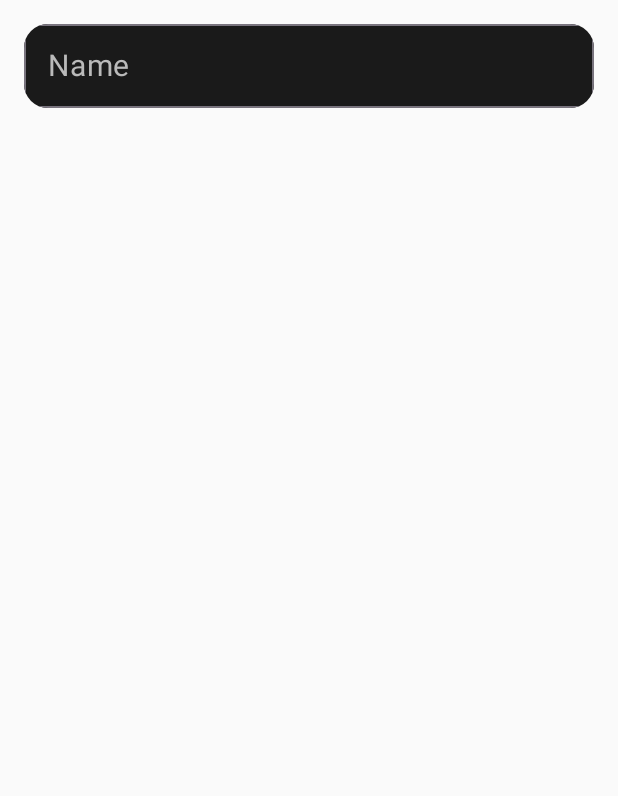
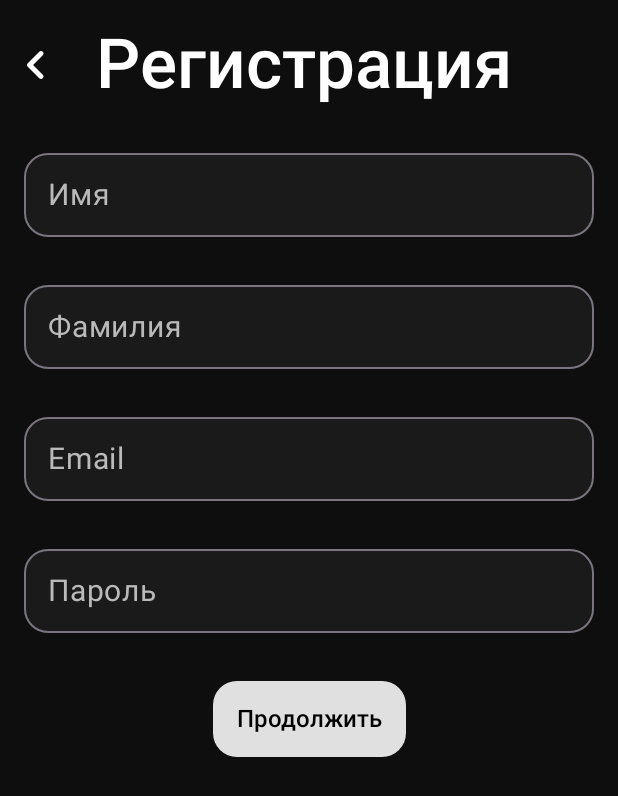
Before and after one commit to sanai1/prod-mobile-2025, an Android app built with Jetpack Compose: the screen it shows after launch (MainActivity), on a phone screen of 412 x 824 dp. Shown: the top 796 px of the screen. Run offline under Robolectric (Android 15) with nearby library versions, the phone set to English and light mode, and no system bars; our stand-ins replace Dagger/Hilt's generated code.

Commit message:
add client registration

```diff
--- a/app/build.gradle.kts
+++ b/app/build.gradle.kts
@@ -65,7 +65,7 @@ dependencies {
     // Hilt
     implementation(libs.hilt.android)
     ksp(libs.hilt.compiler)
-    implementation("androidx.hilt:hilt-navigation-compose:1.2.0")
+    implementation(libs.androidx.hilt.navigation.compose)
 
     // Retrofit
     implementation(libs.retrofit)
--- a/app/src/main/java/com/kotleters/mobile/app/MainActivity.kt
+++ b/app/src/main/java/com/kotleters/mobile/app/MainActivity.kt
@@ -18,7 +18,9 @@ class MainActivity : ComponentActivity() {
             navigationBarStyle = SystemBarStyle.dark(0)
         )
         setContent {
-            ClientRegisterScreen()
+            ClientRegisterScreen(
+                back = { }
+            )
         }
     }
 }
--- a/app/src/main/java/com/kotleters/mobile/common/ui/components/DefaultTextField.kt
+++ b/app/src/main/java/com/kotleters/mobile/common/ui/components/DefaultTextField.kt
@@ -3,6 +3,7 @@ package com.kotleters.mobile.common.ui.components
 import androidx.compose.foundation.layout.fillMaxWidth
 import androidx.compose.foundation.layout.padding
 import androidx.compose.foundation.shape.RoundedCornerShape
+import androidx.compose.foundation.text.KeyboardOptions
 import androidx.compose.material3.ExperimentalMaterial3Api
 import androidx.compose.material3.OutlinedTextField
 import androidx.compose.material3.Text
@@ -12,6 +13,8 @@ import androidx.compose.ui.Modifier
 import androidx.compose.ui.draw.clip
 import androidx.compose.ui.graphics.Color
 import androidx.compose.ui.input.key.Key.Companion.Ro
+import androidx.compose.ui.text.TextStyle
+import androidx.compose.ui.text.input.KeyboardCapitalization
 import androidx.compose.ui.unit.dp
 import androidx.compose.ui.unit.sp
 import com.kotleters.mobile.common.ui.theme.secondaryGray
@@ -21,6 +24,7 @@ import com.kotleters.mobile.common.ui.theme.secondaryGray
 fun DefaultTextField(
     placeholder: String,
     text: String,
+    isError: Boolean,
     onChange: (String) -> Unit
 ) {
 
@@ -29,13 +33,20 @@ fun DefaultTextField(
         onValueChange = { onChange(it) },
         modifier = Modifier
             .fillMaxWidth()
-            .padding(16.dp)
-            .clip(RoundedCornerShape(16.dp)),
+            .padding(16.dp),
         colors = TextFieldDefaults.outlinedTextFieldColors(
             containerColor = secondaryGray,
+            cursorColor = Color.White,
+            focusedBorderColor = Color.White
         ),
         placeholder = {
             Text(placeholder, color = Color(0xFFBABABA), fontSize = 20.sp)
-        }
+        },
+        shape = RoundedCornerShape(16.dp),
+        textStyle = TextStyle(
+            color = Color.White, fontSize = 20.sp
+        ),
+        keyboardOptions = KeyboardOptions(capitalization = KeyboardCapitalization.Sentences),
+        isError = isError
     )
 }
--- /dev/null
+++ b/app/src/main/java/com/kotleters/mobile/common/ui/components/WhiteButton.kt
@@ -0,0 +1,48 @@
+package com.kotleters.mobile.common.ui.components
+
+import androidx.compose.foundation.background
+import androidx.compose.foundation.layout.Arrangement
+import androidx.compose.foundation.layout.Box
+import androidx.compose.foundation.layout.Row
+import androidx.compose.foundation.layout.fillMaxWidth
+import androidx.compose.foundation.layout.padding
+import androidx.compose.foundation.shape.RoundedCornerShape
+import androidx.compose.material3.Button
+import androidx.compose.material3.Text
+import androidx.compose.runtime.Composable
+import androidx.compose.ui.Alignment
+import androidx.compose.ui.Modifier
+import androidx.compose.ui.draw.clip
+import androidx.compose.ui.graphics.Color
+import androidx.compose.ui.text.font.FontWeight
+import androidx.compose.ui.unit.dp
+import androidx.compose.ui.unit.sp
+import com.kotleters.mobile.common.ui.extensions.noRippleClickable
+
+@Composable
+fun WhiteButton(
+    text: String,
+    onClick: () -> Unit
+) {
+
+    Row (
+        modifier = Modifier
+            .padding(16.dp).fillMaxWidth(),
+        horizontalArrangement = Arrangement.Center
+    ){
+        Box(
+            modifier = Modifier
+                .clip(RoundedCornerShape(16.dp))
+                .background(Color(0xFFE0E0E0))
+                .noRippleClickable {
+                    onClick()
+                }
+                .padding(16.dp),
+            contentAlignment = Alignment.Center
+        ){
+
+            Text(text, fontSize = 16.sp, color = Color.Black, fontWeight = FontWeight.Medium)
+        }
+    }
+
+}
--- /dev/null
+++ b/app/src/main/java/com/kotleters/mobile/common/ui/extensions/Modifiers.kt
@@ -0,0 +1,15 @@
+package com.kotleters.mobile.common.ui.extensions
+
+import androidx.compose.foundation.clickable
+import androidx.compose.foundation.interaction.MutableInteractionSource
+import androidx.compose.runtime.remember
+import androidx.compose.ui.Modifier
+import androidx.compose.ui.composed
+
+fun Modifier.noRippleClickable(onClick: () -> Unit): Modifier = composed {
+    this.clickable(
+        indication = null,
+        interactionSource = remember { MutableInteractionSource() }) {
+        onClick()
+    }
+}
--- a/app/src/main/java/com/kotleters/mobile/feature/auth/presentation/onboard/AuthOnBoardScreen.kt
+++ b/app/src/main/java/com/kotleters/mobile/feature/auth/presentation/onboard/AuthOnBoardScreen.kt
@@ -33,10 +33,10 @@ import com.kotleters.mobile.R
 import com.kotleters.mobile.common.ui.theme.backgroundColor
 
 @Composable
-fun AuthOnBoardScreen(modifier: Modifier = Modifier) {
+fun AuthOnBoardScreen() {
 
     Box(
-        modifier = modifier
+        modifier = Modifier
             .fillMaxSize()
             .background(backgroundColor)
             .systemBarsPadding()
--- a/app/src/main/java/com/kotleters/mobile/feature/auth/presentation/register/RegisterViewModel.kt
+++ b/app/src/main/java/com/kotleters/mobile/feature/auth/presentation/register/RegisterViewModel.kt
@@ -3,10 +3,13 @@ package com.kotleters.mobile.feature.auth.presentation.register
 import androidx.compose.runtime.mutableStateOf
 import androidx.lifecycle.ViewModel
 import androidx.lifecycle.viewModelScope
+import com.kotleters.mobile.R
+import com.kotleters.mobile.common.ResponseTemplate
 import com.kotleters.mobile.feature.auth.domain.UserAuth
 import com.kotleters.mobile.feature.auth.domain.UserAuthRepository
 import com.kotleters.mobile.feature.auth.presentation.register.states.RegisterScreenState
 import dagger.hilt.android.lifecycle.HiltViewModel
+import kotlinx.coroutines.Dispatchers
 import kotlinx.coroutines.flow.MutableStateFlow
 import kotlinx.coroutines.flow.asStateFlow
 import kotlinx.coroutines.flow.update
@@ -22,24 +25,58 @@ class RegisterViewModel @Inject constructor(
     private val _state = MutableStateFlow<RegisterScreenState>(RegisterScreenState.Loading)
     val state = _state.asStateFlow()
 
-    private var userName = mutableStateOf("")
-    private var userSecondName = mutableStateOf("")
-    private var userEmail = mutableStateOf("")
-    private var userPassword = mutableStateOf("")
+    var userName = mutableStateOf("")
+    var userSecondName = mutableStateOf("")
+    var userEmail = mutableStateOf("")
+    var userPassword = mutableStateOf("")
 
-    private var companyName = mutableStateOf("")
-    private var companyEmail = mutableStateOf("")
-    private var companyPassword = mutableStateOf("")
+    var companyName = mutableStateOf("")
+    var companyEmail = mutableStateOf("")
+    var companyPassword = mutableStateOf("")
+
+    var isError = mutableStateOf(false)
 
     private var isClient = mutableStateOf(false)
 
+    fun changeUserSecondName(name: String){
+        userSecondName.value = name
+        updateState(isClient.value)
+    }
+
+    fun changeUserPassword(name: String){
+        userPassword.value = name
+        updateState(isClient.value)
+    }
+
+    fun changeUserEmail(name: String){
+        userEmail.value = name
+        updateState(isClient.value)
+    }
+
     fun changeUserName(name: String){
         userName.value = name
+        updateState(isClient.value)
     }
 
     fun setupRegister(isCL: Boolean) {
         isClient.value = isCL
         updateState(isClient.value)
+    }
+
+    fun onRegister(){
+        viewModelScope.launch(Dispatchers.IO) {
+            val result = authRepository.register((_state.value as RegisterScreenState.Content).userAuth)
+            when(result){
+                is ResponseTemplate.Error -> {
+                    _state.update {
+                        RegisterScreenState.Error
+                    }
+                }
+                is ResponseTemplate.Success -> {
+
+                }
+            }
+        }
     }
 
     private fun updateState(isClient: Boolean) {
--- a/app/src/main/java/com/kotleters/mobile/feature/auth/presentation/register/client/ClientRegisterScreen.kt
+++ b/app/src/main/java/com/kotleters/mobile/feature/auth/presentation/register/client/ClientRegisterScreen.kt
@@ -1,25 +1,122 @@
 package com.kotleters.mobile.feature.auth.presentation.register.client
 
+import androidx.compose.foundation.background
+import androidx.compose.foundation.layout.Box
+import androidx.compose.foundation.layout.Column
+import androidx.compose.foundation.layout.Row
+import androidx.compose.foundation.layout.Spacer
+import androidx.compose.foundation.layout.fillMaxSize
+import androidx.compose.foundation.layout.padding
+import androidx.compose.foundation.layout.size
+import androidx.compose.foundation.layout.systemBarsPadding
+import androidx.compose.foundation.lazy.LazyColumn
+import androidx.compose.material.icons.Icons
+import androidx.compose.material.icons.automirrored.rounded.KeyboardArrowLeft
+import androidx.compose.material.icons.automirrored.rounded.KeyboardArrowRight
+import androidx.compose.material3.Icon
+import androidx.compose.material3.IconButton
+import androidx.compose.material3.Text
 import androidx.compose.runtime.Composable
 import androidx.compose.runtime.LaunchedEffect
 import androidx.compose.runtime.collectAsState
 import androidx.compose.runtime.getValue
+import androidx.compose.runtime.remember
 import androidx.compose.runtime.traceEventEnd
+import androidx.compose.ui.Alignment
 import androidx.compose.ui.Modifier
+import androidx.compose.ui.graphics.Color
+import androidx.compose.ui.text.font.FontWeight
+import androidx.compose.ui.unit.dp
+import androidx.compose.ui.unit.sp
 import androidx.hilt.navigation.compose.hiltViewModel
+import com.kotleters.mobile.R
 import com.kotleters.mobile.common.ui.components.DefaultTextField
+import com.kotleters.mobile.common.ui.components.WhiteButton
+import com.kotleters.mobile.common.ui.theme.backgroundColor
+import com.kotleters.mobile.feature.auth.domain.UserAuth
+import com.kotleters.mobile.feature.auth.presentation.onboard.AuthButton
 import com.kotleters.mobile.feature.auth.presentation.register.RegisterViewModel
+import com.kotleters.mobile.feature.auth.presentation.register.states.RegisterScreenState
 
 @Composable
 fun ClientRegisterScreen(
-    registerViewModel: RegisterViewModel = hiltViewModel()
+    back: () -> Unit,
+    viewModel: RegisterViewModel = hiltViewModel()
 ) {
 
-    val state by registerViewModel.state.collectAsState()
+    val state by viewModel.state.collectAsState()
 
     LaunchedEffect(Unit) {
-        registerViewModel.setupRegister(isCL = true)
+        viewModel.setupRegister(isCL = true)
     }
 
-    DefaultTextField("Name", "") { }
+
+    Box(
+        modifier = Modifier
+            .fillMaxSize()
+            .background(backgroundColor)
+            .systemBarsPadding(),
+    ){
+
+        LazyColumn{
+            item {
+                Row (
+                    verticalAlignment = Alignment.CenterVertically
+                ){
+                    IconButton(back) {
+                        Icon(Icons.AutoMirrored.Rounded.KeyboardArrowLeft, "",
+                            tint = Color.White,
+                            modifier = Modifier.size(70.dp))
+                    }
+                    Text("Регистрация", color = Color.White,
+                        fontSize = 46.sp, fontWeight = FontWeight.SemiBold,
+                        modifier = Modifier.padding(16.dp))
+                }
+                when(state){
+                    is RegisterScreenState.Content -> {
+                        when((state as RegisterScreenState.Content).userAuth){
+                            is UserAuth.Client -> {
+                                DefaultTextField(
+                                    "Имя", viewModel.userName.value,
+                                    isError = viewModel.isError.value
+                                ) {
+                                    viewModel.changeUserName(it)
+                                }
+                                DefaultTextField(
+                                    "Фамилия", viewModel.userName.value,
+                                    isError = viewModel.isError.value
+                                ) {
+                                    viewModel.changeUserSecondName(it)
+                                }
+                                DefaultTextField(
+                                    "Email", viewModel.userName.value,
+                                    isError = viewModel.isError.value
+                                ) {
+                                    viewModel.changeUserEmail(it)
+                                }
+                                DefaultTextField(
+                                    "Пароль", viewModel.userName.value,
+                                    isError = viewModel.isError.value
+                                ) {
+                                    viewModel.changeUserPassword(it)
+                                }
+                                WhiteButton("Продолжить") {
+                                    viewModel.onRegister()
+                                }
+                            }
+                            is UserAuth.Company -> {
+
+                            }
+                        }
+                    }
+                    RegisterScreenState.Error -> {
+                        Text("Error", color = Color.White)
+                    }
+                    RegisterScreenState.Loading -> {
+
+                    }
+                }
+            }
+        }
+    }
 }
--- a/gradle/libs.versions.toml
+++ b/gradle/libs.versions.toml
@@ -1,6 +1,7 @@
 [versions]
 agp = "8.8.2"
 hiltAndroid = "2.51"
+hiltNavigationCompose = "1.2.0"
 kotlin = "2.0.0"
 coreKtx = "1.15.0"
 lifecycleRuntimeKtx = "2.8.7"
@@ -12,6 +13,7 @@ retrofit = "2.9.0"
 
 [libraries]
 androidx-core-ktx = { group = "androidx.core", name = "core-ktx", version.ref = "coreKtx" }
+androidx-hilt-navigation-compose = { module = "androidx.hilt:hilt-navigation-compose", version.ref = "hiltNavigationCompose" }
 androidx-security-crypto = { module = "androidx.security:security-crypto", version.ref = "securityCrypto" }
 hilt-android = { module = "com.google.dagger:hilt-android", version.ref = "hiltAndroid" }
 hilt-compiler = { module = "com.google.dagger:hilt-compiler", version.ref = "hiltAndroid" }
```
